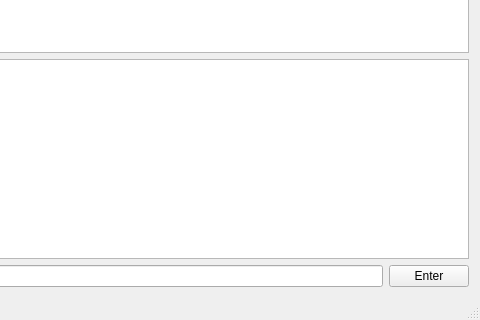
This is You-GUI/yougui.ui in cs2103aug2014-w10-1c/main as Qt 5 draws it before an edit; both pictures show x 117 to 597 and y 167 to 487 of the 597 by 487 pixel window. The edited form follows.
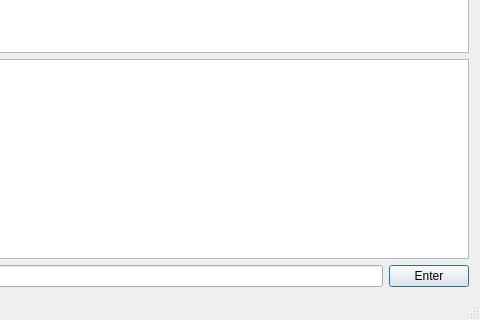
This is the edited form.

Commit message: Connect signals to slots using the GUI designer. Also implement a slot for hitting the enter button in the input field.

What changed in the file:
```diff
--- a/You-GUI/yougui.ui
+++ b/You-GUI/yougui.ui
@@ -69,6 +69,12 @@
         <property name="text">
          <string>Enter</string>
         </property>
+        <property name="autoDefault">
+         <bool>true</bool>
+        </property>
+        <property name="default">
+         <bool>true</bool>
+        </property>
        </widget>
       </item>
      </layout>
```
Left out of the diff: 41 changed lines with no effect on the pictures. The commit also changes 2 other files.
